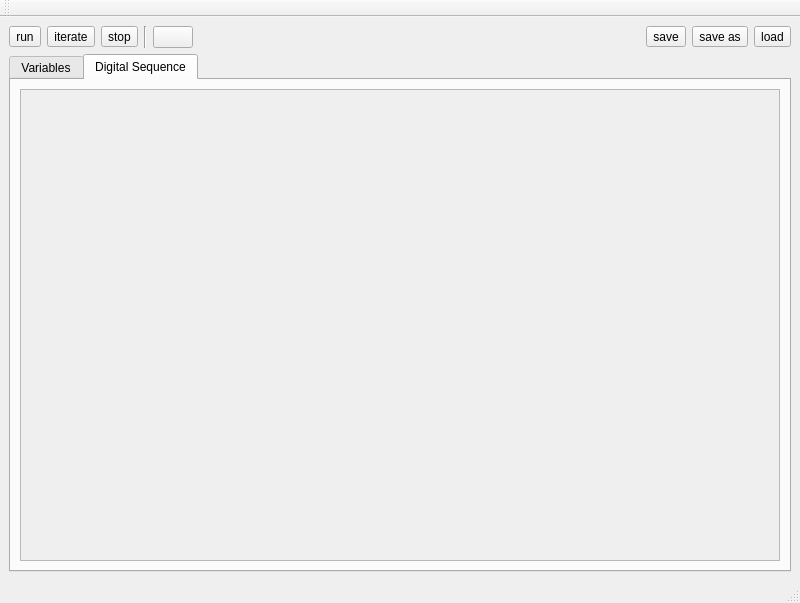
Before: the Qt Designer form control-system.ui in AlbertHdz4/qplayer, drawn with Qt 5.
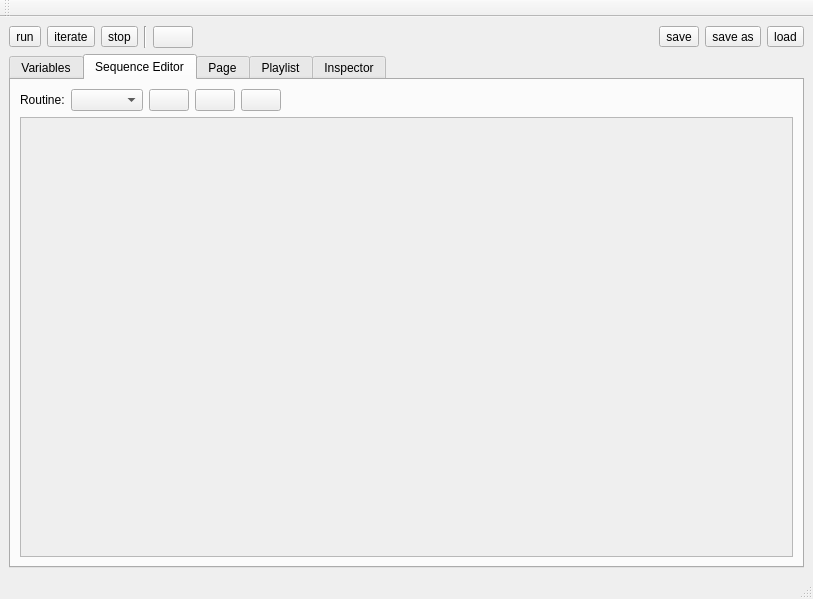
After: the same form once the commit is applied. The open tabs and pages were chosen to show the change. Icons and pictures are not drawn.

Commit message: Added classes for sequence editor.

```diff
--- a/control-system.ui
+++ b/control-system.ui
@@ -6,8 +6,8 @@
    <rect>
     <x>0</x>
     <y>0</y>
-    <width>800</width>
-    <height>603</height>
+    <width>813</width>
+    <height>599</height>
    </rect>
   </property>
   <property name="windowTitle">
@@ -371,11 +371,98 @@
       </widget>
       <widget class="QWidget" name="tab_4">
        <attribute name="title">
-        <string>Digital Sequence</string>
+        <string>Sequence Editor</string>
        </attribute>
        <layout class="QVBoxLayout" name="verticalLayout_4">
         <item>
-         <widget class="QScrollArea" name="scrollArea">
+         <layout class="QHBoxLayout" name="horizontalLayout_5">
+          <item>
+           <widget class="QLabel" name="label">
+            <property name="text">
+             <string>Routine:</string>
+            </property>
+           </widget>
+          </item>
+          <item>
+           <widget class="QComboBox" name="routine_combo_box"/>
+          </item>
+          <item>
+           <widget class="QPushButton" name="add_routine_button">
+            <property name="toolTip">
+             <string>Add routine</string>
+            </property>
+            <property name="text">
+             <string/>
+            </property>
+            <property name="icon">
+             <iconset resource="resources.qrc">
+              <normaloff>:/actions/icons/list-add.svg</normaloff>:/actions/icons/list-add.svg</iconset>
+            </property>
+            <property name="iconSize">
+             <size>
+              <width>32</width>
+              <height>16</height>
+             </size>
+            </property>
+           </widget>
+          </item>
+          <item>
+           <widget class="QPushButton" name="rename_routine_button">
+            <property name="toolTip">
+             <string>Rename routine</string>
+            </property>
+            <property name="text">
+             <string/>
+            </property>
+            <property name="icon">
+             <iconset resource="resources.qrc">
+              <normaloff>:/actions/icons/edit.svg</normaloff>:/actions/icons/edit.svg</iconset>
+            </property>
+            <property name="iconSize">
+             <size>
+              <width>32</width>
+              <height>16</height>
+             </size>
+            </property>
+           </widget>
+          </item>
+          <item>
+           <widget class="QPushButton" name="remove_routine_button">
+            <property name="toolTip">
+             <string>Delete routine</string>
+            </property>
+            <property name="text">
+             <string/>
+            </property>
+            <property name="icon">
+             <iconset resource="resources.qrc">
+              <normaloff>:/actions/icons/list-remove.svg</normaloff>:/actions/icons/list-remove.svg</iconset>
+            </property>
+            <property name="iconSize">
+             <size>
+              <width>32</width>
+              <height>16</height>
+             </size>
+            </property>
+           </widget>
+          </item>
+          <item>
+           <spacer name="horizontalSpacer_4">
+            <property name="orientation">
+             <enum>Qt::Horizontal</enum>
+            </property>
+            <property name="sizeHint" stdset="0">
+             <size>
+              <width>40</width>
+              <height>20</height>
+             </size>
+            </property>
+           </spacer>
+          </item>
+         </layout>
+        </item>
+        <item>
+         <widget class="QScrollArea" name="sequence_editor_scroll_area">
           <property name="widgetResizable">
            <bool>true</bool>
           </property>
@@ -384,20 +471,36 @@
             <rect>
              <x>0</x>
              <y>0</y>
-             <width>758</width>
-             <height>417</height>
+             <width>771</width>
+             <height>389</height>
             </rect>
            </property>
-           <layout class="QVBoxLayout" name="verticalLayout_5">
-            <item>
-             <layout class="QVBoxLayout" name="digital_tracks_container"/>
-            </item>
-           </layout>
+           <layout class="QVBoxLayout" name="verticalLayout_5"/>
           </widget>
          </widget>
         </item>
        </layout>
       </widget>
+      <widget class="QWidget" name="tab_3">
+       <attribute name="title">
+        <string>Page</string>
+       </attribute>
+       <layout class="QHBoxLayout" name="horizontalLayout_6">
+        <item>
+         <widget class="QTreeView" name="sequence_dbg_treeview"/>
+        </item>
+       </layout>
+      </widget>
+      <widget class="QWidget" name="tab_2">
+       <attribute name="title">
+        <string>Playlist</string>
+       </attribute>
+      </widget>
+      <widget class="QWidget" name="tab">
+       <attribute name="title">
+        <string>Inspector</string>
+       </attribute>
+      </widget>
      </widget>
     </item>
    </layout>
```
Left out of the diff: 6 changed lines with no effect on the pictures. The commit also changes 13 other files.
